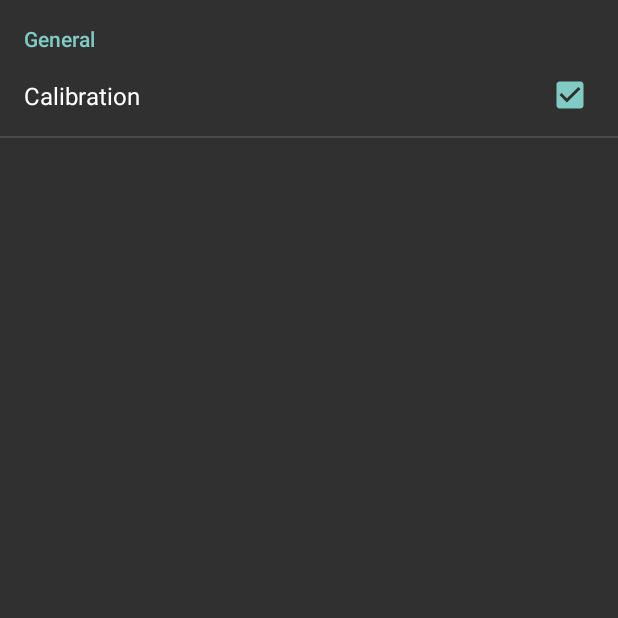
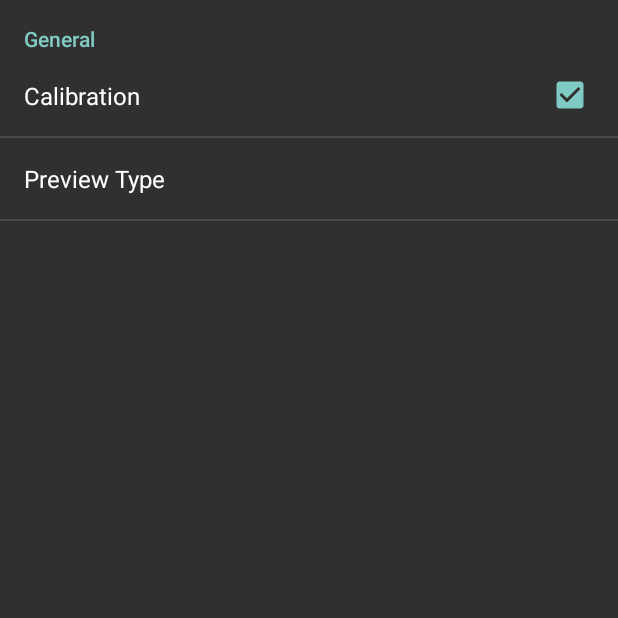
Before and after one commit to piql/piql-read, an Android app: the Preferences screen opened directly, with no data from a screen before it, on a phone screen of 412 x 824 dp, the top half of it. Run offline under Robolectric (Android 15) with nearby library versions, the phone set to English and light mode, and no system bars.

```diff
--- a/app/src/main/java/no/ntnu/bachelor2018/filmreader/CaptureWorker.java
+++ b/app/src/main/java/no/ntnu/bachelor2018/filmreader/CaptureWorker.java
@@ -2,7 +2,6 @@ package no.ntnu.bachelor2018.filmreader;
 
 import android.app.Activity;
 import android.graphics.Bitmap;
-import android.graphics.BitmapFactory;
 import android.media.Image;
 import android.media.ImageReader;
 import android.widget.ImageView;
--- a/app/src/main/java/no/ntnu/bachelor2018/filmreader/FileDisplay.java
+++ b/app/src/main/java/no/ntnu/bachelor2018/filmreader/FileDisplay.java
@@ -156,7 +156,6 @@ public class FileDisplay extends AppCompatActivity {
 
 	/**
 	 * Tries to display a file, displaying different file formats is handled here
-	 *
 	 * @param index The index of the file to display
 	 */
 	private void openFile(int index) {
@@ -181,7 +180,6 @@ public class FileDisplay extends AppCompatActivity {
 
 	/**
 	 * Displays an image entry in an {@link ImageView}
-	 *
 	 * @param index The index of the image to display
 	 */
 	private void displayImage(int index) {
--- a/app/src/main/java/no/ntnu/bachelor2018/filmreader/Reader.java
+++ b/app/src/main/java/no/ntnu/bachelor2018/filmreader/Reader.java
@@ -88,7 +88,7 @@ public class Reader {
 
             //Draw and return for viewing if selected and successful
             if (processedImage != null &&
-                    GeneralImgproc.previewImage == GeneralImgproc.PreviewType.PROCESSED) {
+                    Preferences.isPreviewType(GeneralImgproc.PreviewType.PROCESSED)) {
                 overlay.drawAndClear(processedImage);
                 return processedImage;
             }
--- a/app/src/main/java/no/ntnu/bachelor2018/previewImageProcessing/Calibration.java
+++ b/app/src/main/java/no/ntnu/bachelor2018/previewImageProcessing/Calibration.java
@@ -216,7 +216,6 @@ public class Calibration{
         return false;
     }
 
-
     private boolean saveConfigs(){
         try {
             Imgcodecs.imwrite(configFile().getName() + "int", intrinsic);
--- a/app/src/main/java/no/ntnu/bachelor2018/previewImageProcessing/GeneralImgproc.java
+++ b/app/src/main/java/no/ntnu/bachelor2018/previewImageProcessing/GeneralImgproc.java
@@ -14,9 +14,8 @@ import org.opencv.imgproc.Imgproc;
  */
 public class GeneralImgproc {
 
-
     //Used to select what image to show.
-    public static PreviewType previewImage = PreviewType.PROCESSED;
+    //public static PreviewType previewImage = PreviewType.PROCESSED;
 
     public enum PreviewType{THRESHOLDED,MARKERDETECT, UNPROCESSED, UNDISTORTED, PROCESSED}
     /**
--- a/app/src/main/res/values/strings.xml
+++ b/app/src/main/res/values/strings.xml
@@ -10,17 +10,20 @@
     <string name="camera_access_denied_desc">Restart the app and allow camera permissions</string>
     <string name="permissions_denied">Permissions denied</string>
     <string name="permissions_denied_desc">This app can not run without the required permissions. Restart the app and allow permissions</string>
+    <string name="preview_type">Preview Type</string>
+    <string name="capture_title">Camera settings</string>
+    <string name="resolution">Resolution</string>
+    <string name="resolution_desc">Choose the resolution to capture</string>
 
-
-    <string-array name="cv_contmode_name">
-        <item>Max</item>
-        <item>3840x2160</item>
-        <item>1920x1080</item>
-        <item>800x600</item>
-        <item>640x480</item>
+    <string-array name="preview_type">
+        <item>THRESHOLDED</item>
+        <item>MARKERDETECT</item>
+        <item>UNPROCESSED</item>
+        <item>UNDISTORTED</item>
+        <item>PROCESSED</item>
     </string-array>
 
-    <string-array name="cv_contmode_value">
+    <string-array name="preview_type_value">
         <item>0</item>
         <item>1</item>
         <item>2</item>
--- a/app/src/main/res/xml/activity_preferences.xml
+++ b/app/src/main/res/xml/activity_preferences.xml
@@ -8,5 +8,14 @@
             android:title="@string/pref_cal_title"
             android:defaultValue="true" />
 
+        <ListPreference
+            android:key="prev_type"
+            android:title="@string/preview_type"
+            android:entries="@array/preview_type"
+            android:entryValues="@array/preview_type_value"
+            android:defaultValue="4" />
+
+
+
     </PreferenceCategory>
 </PreferenceScreen>
--- /dev/null
+++ b/app/src/main/res/xml/empty_preferences.xml
@@ -0,0 +1,4 @@
+<?xml version="1.0" encoding="utf-8"?>
+<PreferenceScreen xmlns:android="http://schemas.android.com/apk/res/android">
+
+</PreferenceScreen>
```
Also changed, not shown: app/src/main/java/no/ntnu/bachelor2018/filmreader/Capture.java (+7 -1 lines), app/src/main/java/no/ntnu/bachelor2018/filmreader/Preferences.java (+52 -0 lines), app/src/main/java/no/ntnu/bachelor2018/previewImageProcessing/FinalProcessing.java (+1 -9 lines), app/src/main/java/no/ntnu/bachelor2018/previewImageProcessing/FrameFinder.java (+5 -4 lines).
